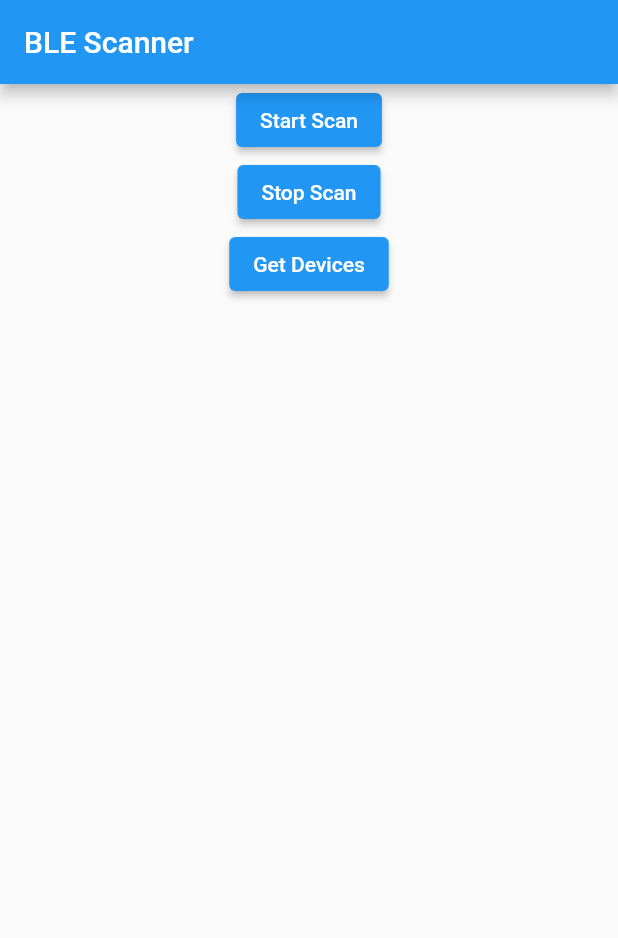
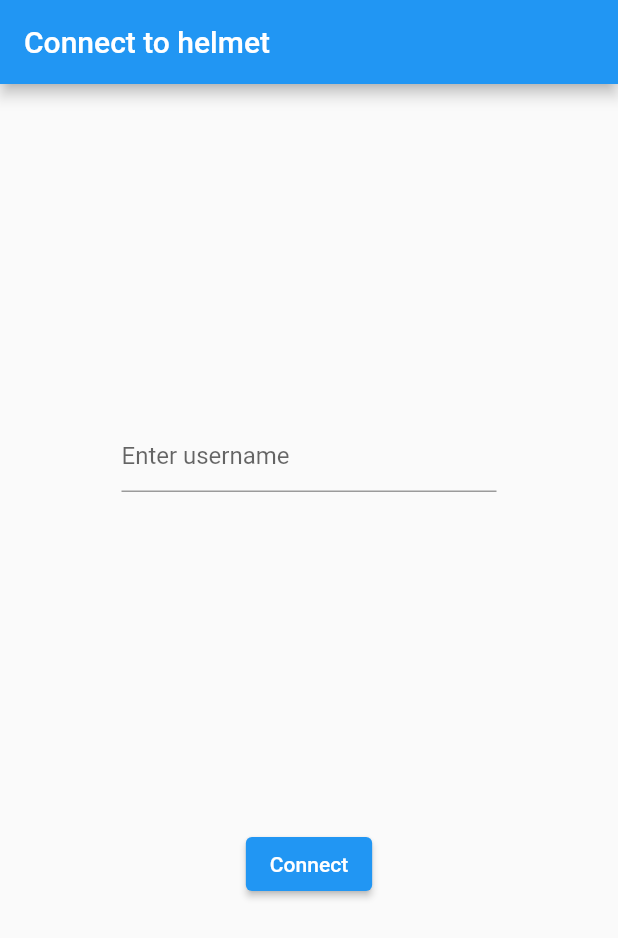
Before and after one commit to kasutu/shca-test, a Flutter app: the screen it shows after launch, on a phone screen of 412 x 824 dp. Shown: the top 938 px of the screen. Run offline on Flutter 3.47's test engine with Material 2 defaults, Android fonts, the phone set to English and light mode, and no system bars; our stand-ins replace flutter_blue_plus.

Commit message:
add first 3 screens

```diff
--- a/lib/main.dart
+++ b/lib/main.dart
@@ -1,5 +1,6 @@
 import 'package:flutter/material.dart';
 import 'package:shca_test/scanner_widget.dart';
+import 'package:shca_test/screens/username_screen.dart';
 
 void main() {
   runApp(const MyApp());
@@ -17,7 +18,7 @@ class MyApp extends StatelessWidget {
         // is not restarted.
         primarySwatch: Colors.blue,
       ),
-      home: const ScannerWidget(),
+      home: UsernameScreen(),
     );
   }
 }
--- /dev/null
+++ b/lib/screens/username_screen.dart
@@ -0,0 +1,44 @@
+import 'package:flutter/material.dart';
+import 'package:shca_test/screens/user_type_screen.dart';
+
+class UsernameScreen extends StatelessWidget {
+  final _usernameController = TextEditingController();
+
+  @override
+  Widget build(BuildContext context) {
+    return Scaffold(
+      appBar: AppBar(
+        title: Text('Connect to helmet'),
+      ),
+      body: Center(
+        child: Column(
+          mainAxisAlignment: MainAxisAlignment.spaceEvenly,
+          children: [
+            Flexible(
+              child: Padding(
+                  padding: const EdgeInsets.symmetric(horizontal: 16.0),
+                  child: SizedBox(
+                    width: 250,
+                    child: TextField(
+                      controller: _usernameController,
+                      decoration: const InputDecoration(
+                        hintText: 'Enter username',
+                      ),
+                    ),
+                  )),
+            ),
+            ElevatedButton(
+              child: Text('Connect'),
+              onPressed: () {
+                Navigator.push(
+                    context,
+                    MaterialPageRoute(
+                        builder: (context) => UserTypeSelectionScreen()));
+              },
+            ),
+          ],
+        ),
+      ),
+    );
+  }
+}
```
Also changed, not shown: lib/screens/map_screen.dart (added, +125 -0 lines), lib/screens/user_type_screen.dart (added, +40 -0 lines).
